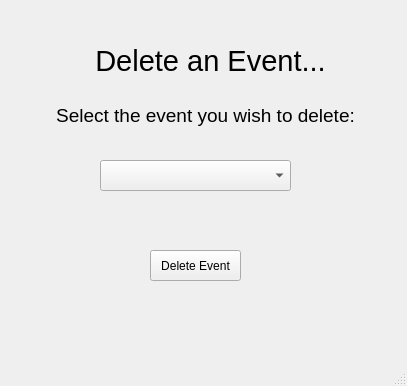
This is EventDeletion.ui in iniguitoo/Calendar-Project as Qt 5 draws it before an edit. The edited form follows.
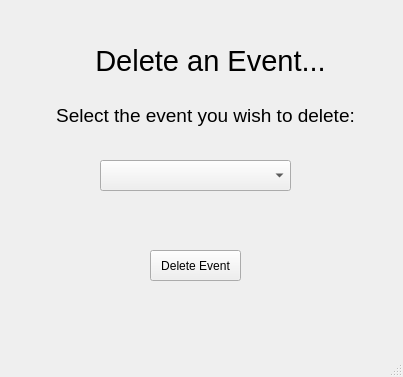
This is the edited form.

Patch:
```diff
--- a/EventDeletion.ui
+++ b/EventDeletion.ui
@@ -6,8 +6,8 @@
    <rect>
     <x>0</x>
     <y>0</y>
-    <width>407</width>
-    <height>386</height>
+    <width>403</width>
+    <height>377</height>
    </rect>
   </property>
   <property name="windowTitle">
```
Left out of the diff: 4 changed lines with no effect on the pictures.
